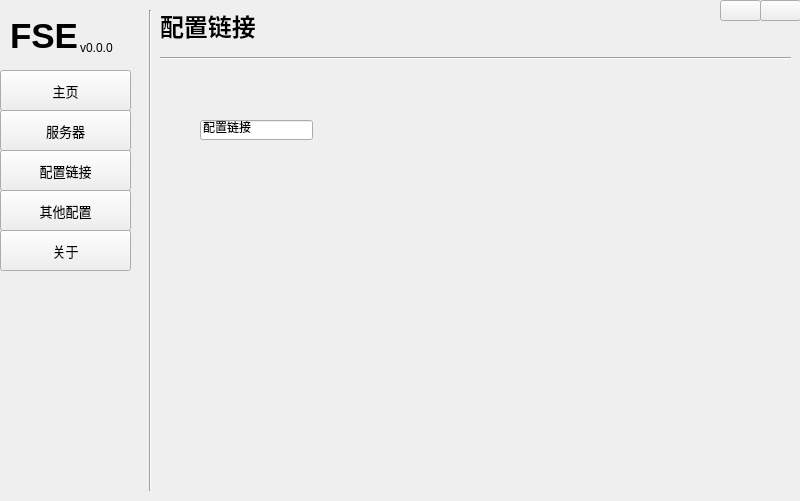
The window that ui/main.ui (LyceenAiro/EazyFrpSetting) describes before a commit, drawn with Qt 5.
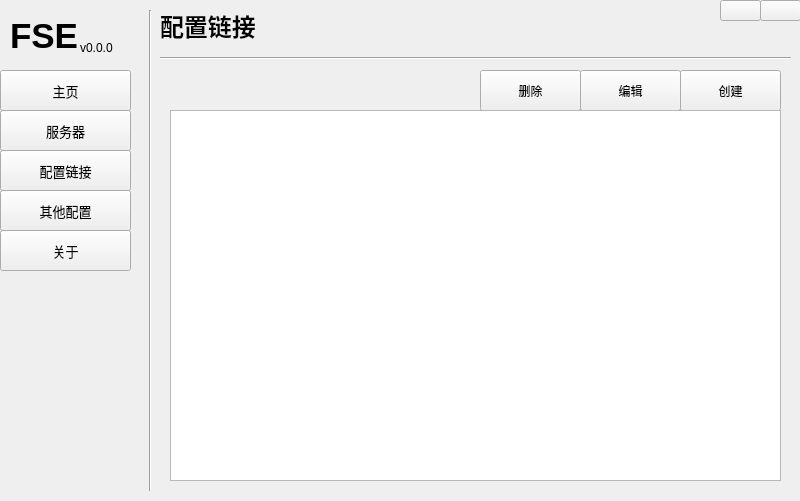
The same window after the commit. The open tabs and pages were chosen to show the change.

Commit message: vtest7：link框架基本

```diff
--- a/ui/main.ui
+++ b/ui/main.ui
@@ -319,19 +319,6 @@
      </widget>
     </widget>
     <widget class="QWidget" name="page1">
-     <widget class="QLineEdit" name="lineEdit">
-      <property name="geometry">
-       <rect>
-        <x>40</x>
-        <y>110</y>
-        <width>113</width>
-        <height>20</height>
-       </rect>
-      </property>
-      <property name="text">
-       <string>配置链接</string>
-      </property>
-     </widget>
      <widget class="Line" name="line_3">
       <property name="geometry">
        <rect>
@@ -364,6 +351,61 @@
        <string>配置链接</string>
       </property>
      </widget>
+     <widget class="QTableView" name="linktable">
+      <property name="geometry">
+       <rect>
+        <x>10</x>
+        <y>100</y>
+        <width>611</width>
+        <height>371</height>
+       </rect>
+      </property>
+     </widget>
+     <widget class="QPushButton" name="link_create">
+      <property name="geometry">
+       <rect>
+        <x>520</x>
+        <y>60</y>
+        <width>101</width>
+        <height>41</height>
+       </rect>
+      </property>
+      <property name="text">
+       <string>创建</string>
+      </property>
+     </widget>
+     <widget class="QPushButton" name="link_delete">
+      <property name="geometry">
+       <rect>
+        <x>320</x>
+        <y>60</y>
+        <width>101</width>
+        <height>41</height>
+       </rect>
+      </property>
+      <property name="text">
+       <string>删除</string>
+      </property>
+     </widget>
+     <widget class="QPushButton" name="link_modify">
+      <property name="geometry">
+       <rect>
+        <x>420</x>
+        <y>60</y>
+        <width>101</width>
+        <height>41</height>
+       </rect>
+      </property>
+      <property name="text">
+       <string>编辑</string>
+      </property>
+     </widget>
+     <zorder>line_3</zorder>
+     <zorder>label_5</zorder>
+     <zorder>link_create</zorder>
+     <zorder>link_delete</zorder>
+     <zorder>link_modify</zorder>
+     <zorder>linktable</zorder>
     </widget>
     <widget class="QWidget" name="page_2">
      <widget class="Line" name="line_6">
```
Left out of the diff: 2 changed lines with no effect on the pictures. The commit also changes 3 other files.
